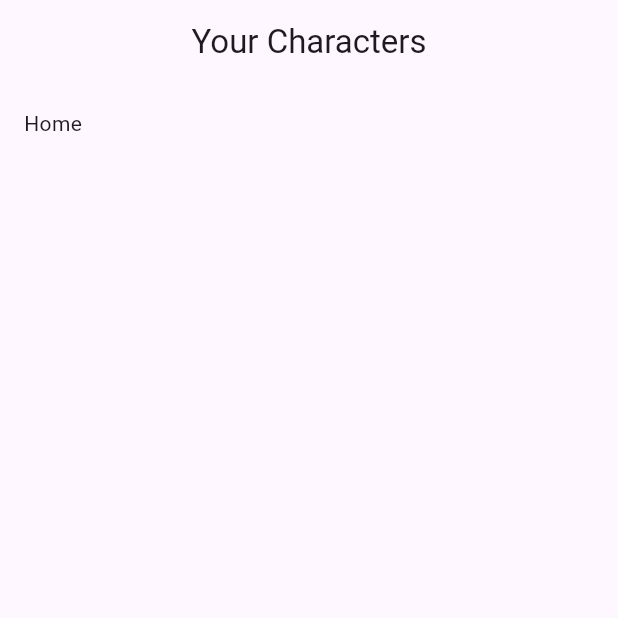
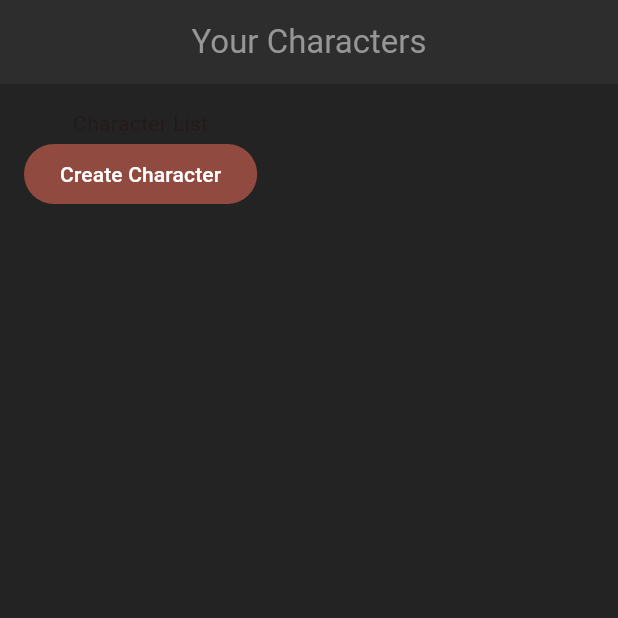
Before and after one commit to Amiko1/characters-app, a Flutter app: the screen it shows after launch, on a phone screen of 412 x 824 dp, the top half of it. Run offline on Flutter 3.47's test engine with Material 3 defaults, Android fonts, the phone set to English and light mode, and no system bars.

Commit message:
create PrimaryTheme with seed color and appbarTheme

```diff
--- a/lib/main.dart
+++ b/lib/main.dart
@@ -1,6 +1,7 @@
 import 'package:flutter/material.dart';
 import 'package:rpc/screens/home/home.dart';
+import "package:rpc/theme.dart";
 
 void main() {
-  runApp(const MaterialApp(home: Home()));
+  runApp(MaterialApp(home: const Home(), theme: primaryTheme));
 }
--- a/lib/screens/home/home.dart
+++ b/lib/screens/home/home.dart
@@ -14,7 +14,12 @@
       appBar: AppBar(title: const Text("Your Characters"), centerTitle: true),
       body: Container(
         padding: const EdgeInsets.all(16),
-        child: const Text("Home"),
+        child: Column(
+          children: [
+            Text("Character List"),
+            FilledButton(onPressed: () {}, child: Text("Create Character")),
+          ],
+        ),
       ),
     );
   }
```
Also changed, not shown: lib/theme.dart (added, +26 -0 lines).
